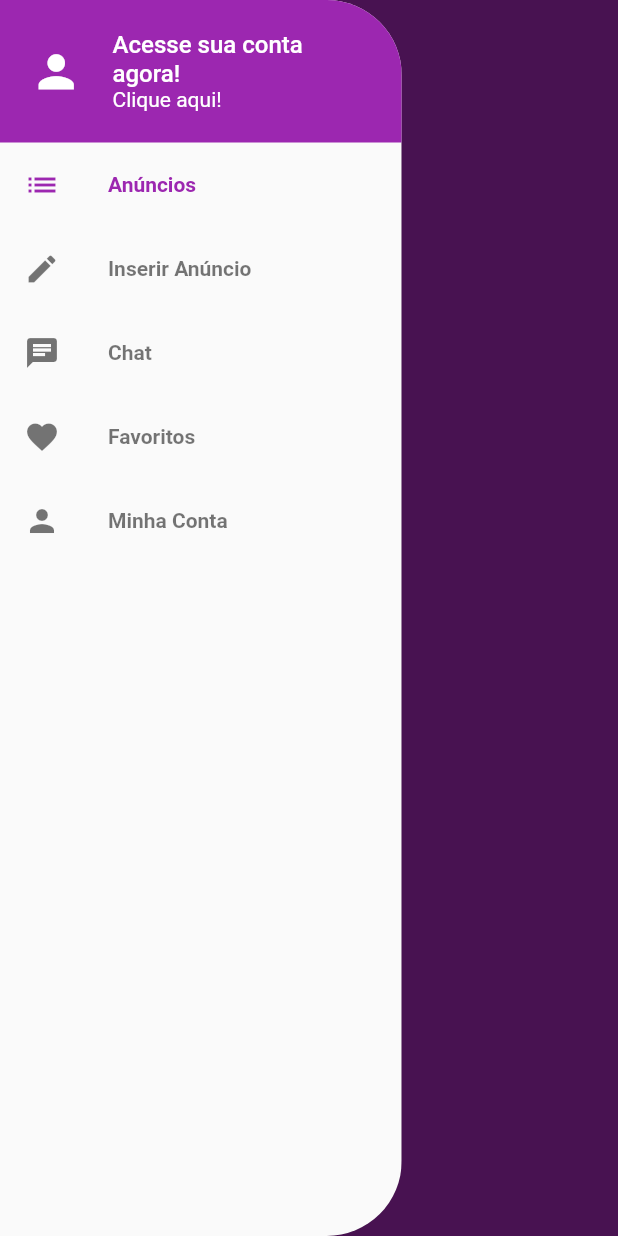
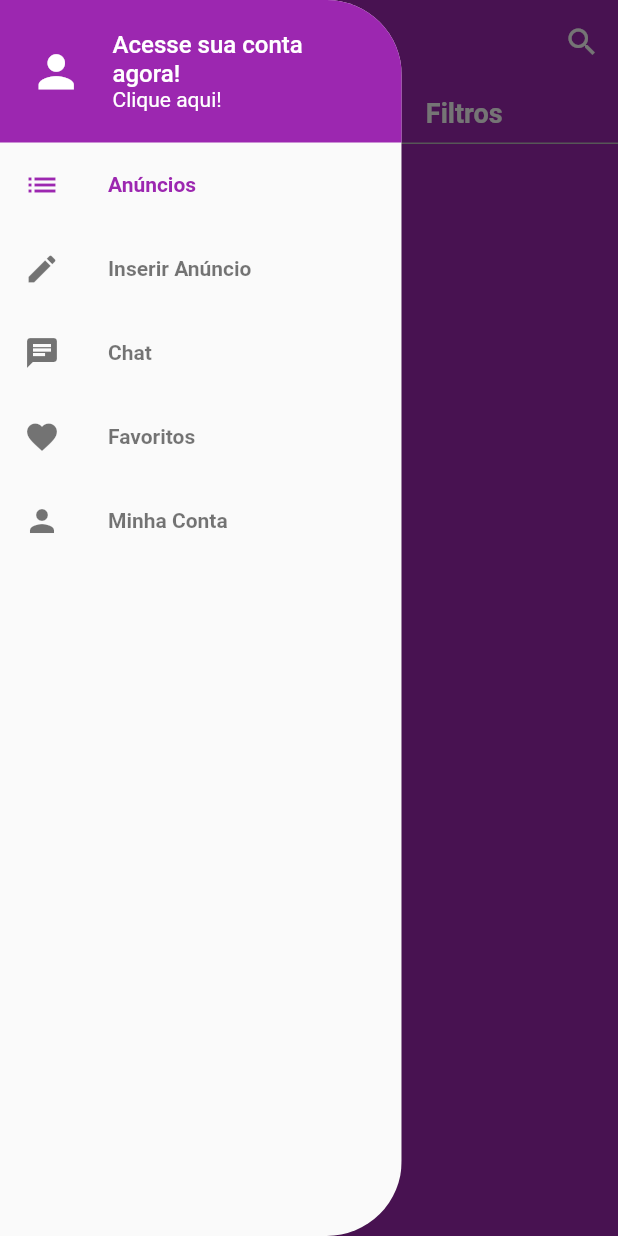
Before and after one commit to leonardovilches/sos_services, a Flutter app: the screen it shows after launch, with the side drawer open, on a phone screen of 412 x 824 dp. Run offline on Flutter 3.47's test engine with Material 2 defaults, Android fonts, the phone set to English and light mode, and no system bars; our stand-ins replace brasil_fields, dio, flutter_mobx, get_it, image_cropper, image_picker and 3 more; accounts and stored records are empty; generated files the repository leaves out were written again; network calls fail; statements that could not run were skipped.

Commit message:
Campo de cep, pesquisa, home screen

```diff
--- a/lib/main.dart
+++ b/lib/main.dart
@@ -5,6 +5,7 @@ import 'package:sos_services/repositories/cep_repository.dart';
 import 'package:sos_services/repositories/ibge_repository.dart';
 import 'package:sos_services/screens/base/base_screen.dart';
 import 'package:sos_services/stores/category_store.dart';
+import 'package:sos_services/stores/home_store.dart';
 import 'package:sos_services/stores/page_store.dart';
 import 'package:sos_services/stores/user_manager_store.dart';
 
@@ -17,6 +18,7 @@ void main() async {
 
 void setupLocators() {
   GetIt.I.registerSingleton(PageStore());
+  GetIt.I.registerSingleton(HomeStore());
   GetIt.I.registerSingleton(UserManagerStore());
   GetIt.I.registerSingleton(CategoryStore());
 }
--- a/lib/repositories/cep_repository.dart
+++ b/lib/repositories/cep_repository.dart
@@ -1,5 +1,5 @@
 import 'package:dio/dio.dart';
-import 'package:sos_services/models/Address.dart';
+import 'package:sos_services/models/address.dart';
 import 'package:sos_services/models/city.dart';
 import 'package:sos_services/repositories/ibge_repository.dart';
 
--- /dev/null
+++ b/lib/screens/home/components/bar_button.dart
@@ -0,0 +1,29 @@
+import 'package:flutter/material.dart';
+
+class BarButton extends StatelessWidget {
+  BarButton({this.label, this.decoration, this.onTap});
+  final String label;
+  final BoxDecoration decoration;
+  final VoidCallback onTap;
+  @override
+  Widget build(BuildContext context) {
+    return Expanded(
+      child: InkWell(
+        onTap: onTap,
+        child: Container(
+          height: 40,
+          alignment: Alignment.center,
+          decoration: decoration,
+          child: Text(
+            label,
+            style: TextStyle(
+              color: Colors.white,
+              fontSize: 18,
+              fontWeight: FontWeight.w600,
+            ),
+          ),
+        ),
+      ),
+    );
+  }
+}
--- /dev/null
+++ b/lib/screens/home/components/top_bar.dart
@@ -0,0 +1,40 @@
+import 'package:flutter/material.dart';
+
+import 'bar_button.dart';
+
+class TopBar extends StatelessWidget {
+  @override
+  Widget build(BuildContext context) {
+    return Container(
+      child: Row(
+        children: [
+          BarButton(
+            label: 'Categorias',
+            decoration: BoxDecoration(
+              border: Border(
+                bottom: BorderSide(
+                  color: Colors.grey[400],
+                ),
+              ),
+            ),
+            onTap: () {},
+          ),
+          BarButton(
+            label: 'Filtros',
+            decoration: BoxDecoration(
+              border: Border(
+                bottom: BorderSide(
+                  color: Colors.grey[400],
+                ),
+                left: BorderSide(
+                  color: Colors.grey[400],
+                ),
+              ),
+            ),
+            onTap: () {},
+          ),
+        ],
+      ),
+    );
+  }
+}
--- a/lib/screens/home/home_screen.dart
+++ b/lib/screens/home/home_screen.dart
@@ -1,14 +1,70 @@
 import 'package:flutter/material.dart';
+import 'package:flutter_mobx/flutter_mobx.dart';
+import 'package:get_it/get_it.dart';
 import 'package:sos_services/components/custom_drawer/custom_drawer.dart';
+import 'package:sos_services/stores/home_store.dart';
+
+import 'components/search_dialog.dart';
+import 'components/top_bar.dart';
 
 class HomeScreen extends StatelessWidget {
+  final HomeStore homeStore = GetIt.I<HomeStore>();
+  openSearch(BuildContext context) async {
+    final search = await showDialog(
+        context: context,
+        builder: (_) => SearchDialog(
+              currentSearch: homeStore.search,
+            ));
+    if (search != null) homeStore.setSearch(search);
+  }
 
   @override
-  Widget build(BuildContext context){
+  Widget build(BuildContext context) {
     return SafeArea(
-        child: Scaffold(
-          drawer: CustomDrawer(),
-          appBar: AppBar(),
+      child: Scaffold(
+        drawer: CustomDrawer(),
+        appBar: AppBar(
+          title: Observer(
+            builder: (_) {
+              if (homeStore.search.isEmpty) return Container();
+              return GestureDetector(
+                onTap: () => openSearch(context),
+                child: LayoutBuilder(
+                  builder: (_, constraints) {
+                    return Container(
+                      width: constraints.biggest.width,
+                      child: Text(homeStore.search),
+                    );
+                  },
+                ),
+              );
+            },
+          ),
+          actions: [
+            Observer(
+              builder: (_) {
+                if (homeStore.search.isEmpty)
+                  return IconButton(
+                    onPressed: () {
+                      openSearch(context);
+                    },
+                    icon: Icon(Icons.search),
+                  );
+                return IconButton(
+                  icon: Icon(Icons.close),
+                  onPressed: () {
+                    homeStore.setSearch('');
+                  },
+                );
+              },
+            )
+          ],
+        ),
+        body: Column(
+          children: [
+            TopBar(),
+          ],
+        ),
       ),
     );
   }
--- a/lib/stores/cep_store.dart
+++ b/lib/stores/cep_store.dart
@@ -1,5 +1,5 @@
 import 'package:mobx/mobx.dart';
-import 'package:sos_services/models/Address.dart';
+import 'package:sos_services/models/address.dart';
 import 'package:sos_services/repositories/cep_repository.dart';
 part 'cep_store.g.dart';
 
--- a/pubspec.yaml
+++ b/pubspec.yaml
@@ -37,6 +37,7 @@ dependencies:
   image_cropper: ^1.4.0
   dio: ^3.0.10
   shared_preferences: ^0.5.4
+  path: ^1.8.0
 
 
 dev_dependencies:
```
Also changed, not shown: lib/models/ad.dart (added, +49 -0 lines), lib/repositories/ad_repository.dart (added, +73 -0 lines), lib/repositories/table_keys.dart (+18 -0 lines), lib/screens/create/create_screen.dart (+56 -4 lines), lib/screens/home/components/search_dialog.dart (added, +44 -0 lines), lib/stores/create_store.dart (+36 -2 lines), lib/stores/home_store.dart (added, +12 -0 lines), lib/stores/create_store.g.dart, lib/stores/home_store.g.dart (added), pubspec.lock.
